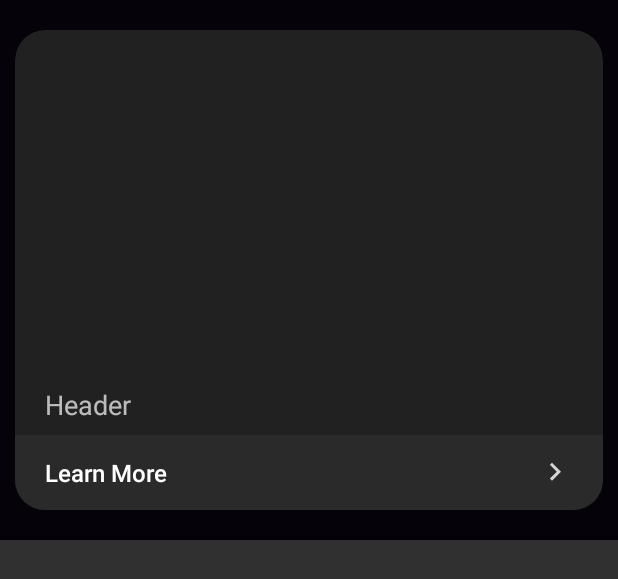
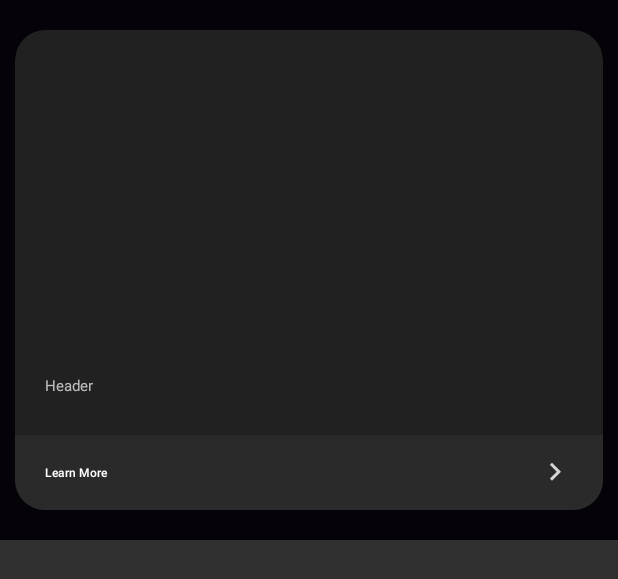
Before and after one commit to bjohnso/RHDigital, an Android app: the layout courses_recyclerview_item.xml on its own in the app's theme, with its tools: preview values and no code run, on a phone screen of 412 x 824 dp. Shown: the top 579 px of the screen. Run offline under Robolectric (Android 15) with nearby library versions, the phone set to English and light mode, and no system bars; plain views replace PlayerView.

Commit message:
Changed Course Item Font

```diff
--- a/app/src/main/res/layout/courses_recyclerview_item.xml
+++ b/app/src/main/res/layout/courses_recyclerview_item.xml
@@ -56,11 +56,10 @@
                 android:id="@+id/courses_text_header_item"
                 android:layout_width="wrap_content"
                 android:layout_height="wrap_content"
-                    android:layout_centerVertical="true"
-                    android:textAlignment="viewStart"
                 android:layout_marginLeft="20dp"
                 android:text="Header"
-                    android:textSize="18dp"/>
+                android:textAlignment="viewStart"
+                android:textSize="10dp" />
 
             </RelativeLayout>
 
@@ -85,7 +84,7 @@
                   style="@style/Widget.AppCompat.Button.Borderless"
                   android:text="Learn More"
                   android:textAlignment="textStart"
-                  android:textSize="16dp"
+                  android:textSize="8dp"
                   android:textAllCaps="false"
                   android:drawableRight="@drawable/ic_arrow_right">
                 </Button>
@@ -122,7 +121,7 @@
           android:layout_width="wrap_content"
           android:layout_height="wrap_content"
           android:textColor="@color/white"
-          android:textSize="18dp"/>
+          android:textSize="10dp"/>
       </RelativeLayout>
 
     </androidx.cardview.widget.CardView>
```
Also changed, not shown: app/src/main/java/com/rhdigital/rhclient/activities/courses/fragments/DiscoverCoursesFragment.java (+62 -54 lines), app/src/main/java/com/rhdigital/rhclient/ui/adapters/CoursesRecyclerViewAdapter.java (+24 -5 lines). Lines whose indentation alone changed are shown as unchanged.
